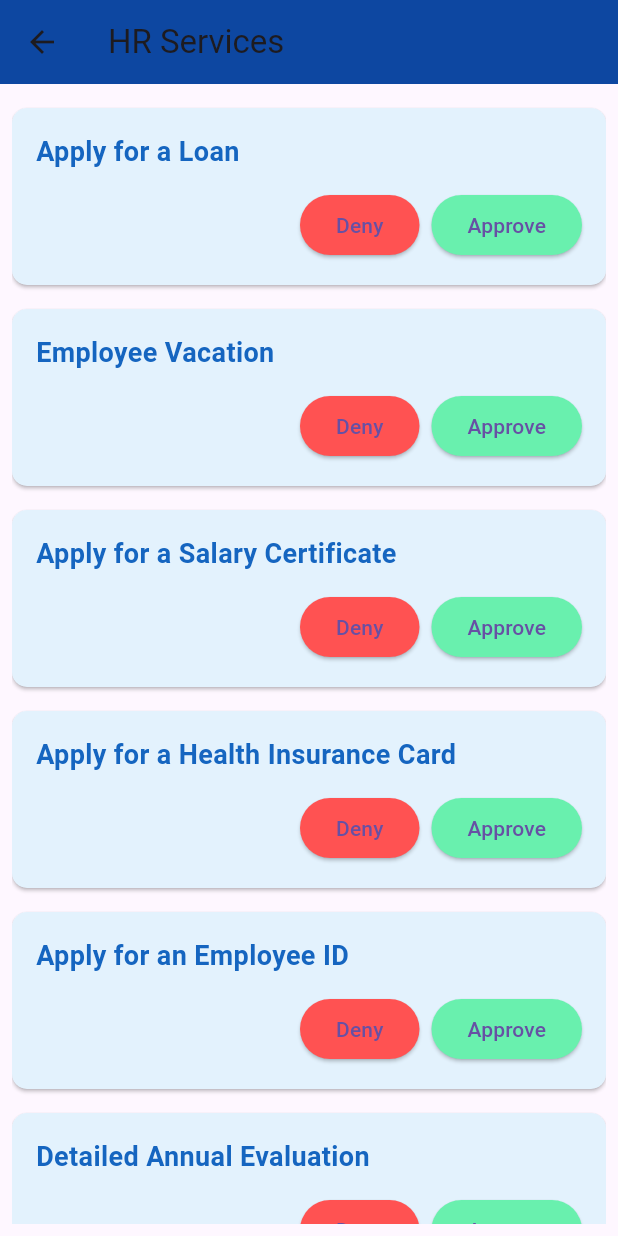
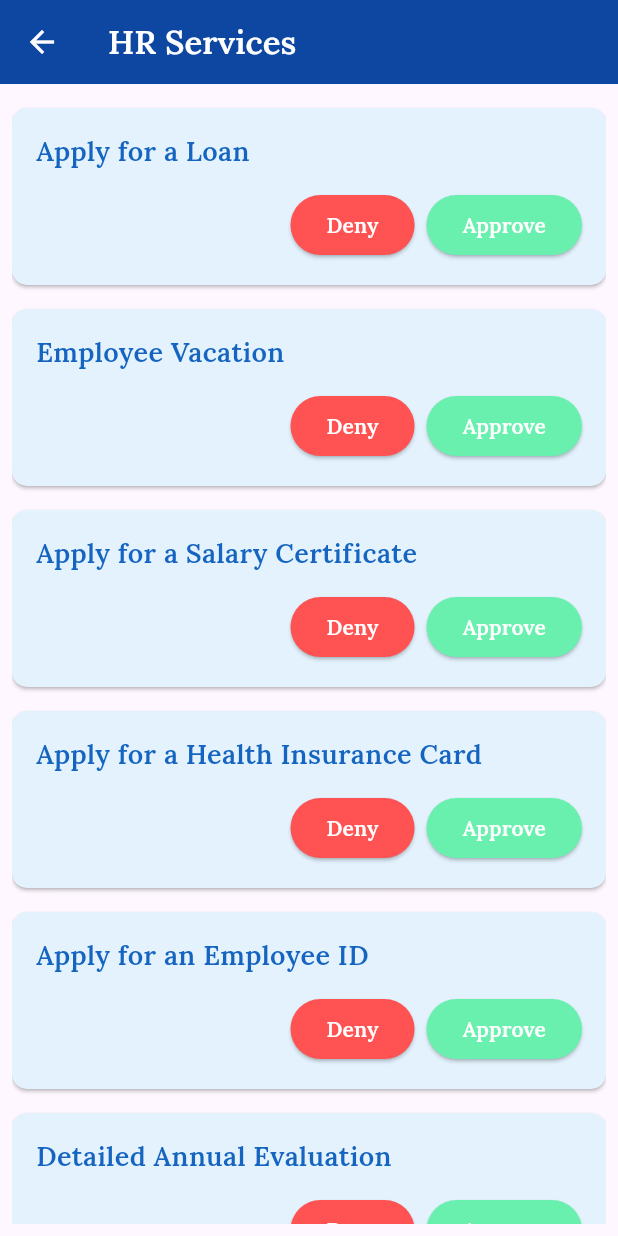
Before and after one commit to Eng-Batol/tasky, a Flutter app: the HRPage screen opened directly, on a phone screen of 412 x 824 dp. Run offline on Flutter 3.47's test engine with Material 3 defaults, Android fonts, the phone set to English and light mode, and no system bars; our stand-ins replace google_fonts.

Commit message:
changint the app bar to be white for the font also we put the ;ora font

```diff
--- a/lib/main.dart
+++ b/lib/main.dart
@@ -1,6 +1,7 @@
 import 'package:flutter/material.dart';
 
 import 'package:tasky/page/HRPage.dart'; // Ensure the correct import path
+import 'package:google_fonts/google_fonts.dart';
 
 void main() => runApp(MyApp());
 
--- a/lib/page/HRPage.dart
+++ b/lib/page/HRPage.dart
@@ -1,12 +1,21 @@
+// lib/pages/hr_page.dart
 import 'package:flutter/material.dart';
+import 'package:google_fonts/google_fonts.dart';
 
 class HRPage extends StatelessWidget {
   @override
   Widget build(BuildContext context) {
     return Scaffold(
       appBar: AppBar(
-        title: Text('HR Services'),
-        backgroundColor: Colors.blue[900], // Professional banking color
+        title: Text(
+          'HR Services',
+          style: GoogleFonts.lora(
+            fontWeight: FontWeight.w600, // Lora font with weight 600
+            color: Colors.white, // Set title font color to white
+          ),
+        ),
+        backgroundColor: Colors.blue[900], // Keep AppBar color as blue
+        iconTheme: IconThemeData(color: Colors.white), // Set back button color to white
       ),
       body: Padding(
         padding: const EdgeInsets.all(8.0),
@@ -38,10 +47,10 @@ class HRPage extends StatelessWidget {
           children: [
             Text(
               title,
-              style: TextStyle(
+              style: GoogleFonts.lora(
                 fontSize: 18,
-                fontWeight: FontWeight.bold,
-                color: Colors.blue[800],
+                fontWeight: FontWeight.w600,
+                color: Colors.blue[800], // Card title color
               ),
             ),
             SizedBox(height: 12.0),
@@ -55,7 +64,13 @@ class HRPage extends StatelessWidget {
                   style: ElevatedButton.styleFrom(
                     backgroundColor: Colors.redAccent, // Deny button color
                   ),
-                  child: Text('Deny'),
+                  child: Text(
+                    'Deny',
+                    style: GoogleFonts.lora(
+                      fontWeight: FontWeight.w600,
+                      color: Colors.white, // Button text color
+                    ),
+                  ),
                 ),
                 SizedBox(width: 8.0),
                 ElevatedButton(
@@ -65,7 +80,13 @@ class HRPage extends StatelessWidget {
                   style: ElevatedButton.styleFrom(
                     backgroundColor: Colors.greenAccent, // Approve button color
                   ),
-                  child: Text('Approve'),
+                  child: Text(
+                    'Approve',
+                    style: GoogleFonts.lora(
+                      fontWeight: FontWeight.w600,
+                      color: Colors.white, // Button text color
+                    ),
+                  ),
                 ),
               ],
             ),
--- a/pubspec.yaml
+++ b/pubspec.yaml
@@ -9,6 +9,7 @@ environment:
 dependencies:
   flutter:
     sdk: flutter
+  google_fonts: ^6.2.1  # Downgrade to a stable version
 
 dev_dependencies:
   flutter_test:
```
Also changed, not shown: pubspec.lock, 7 other files.
